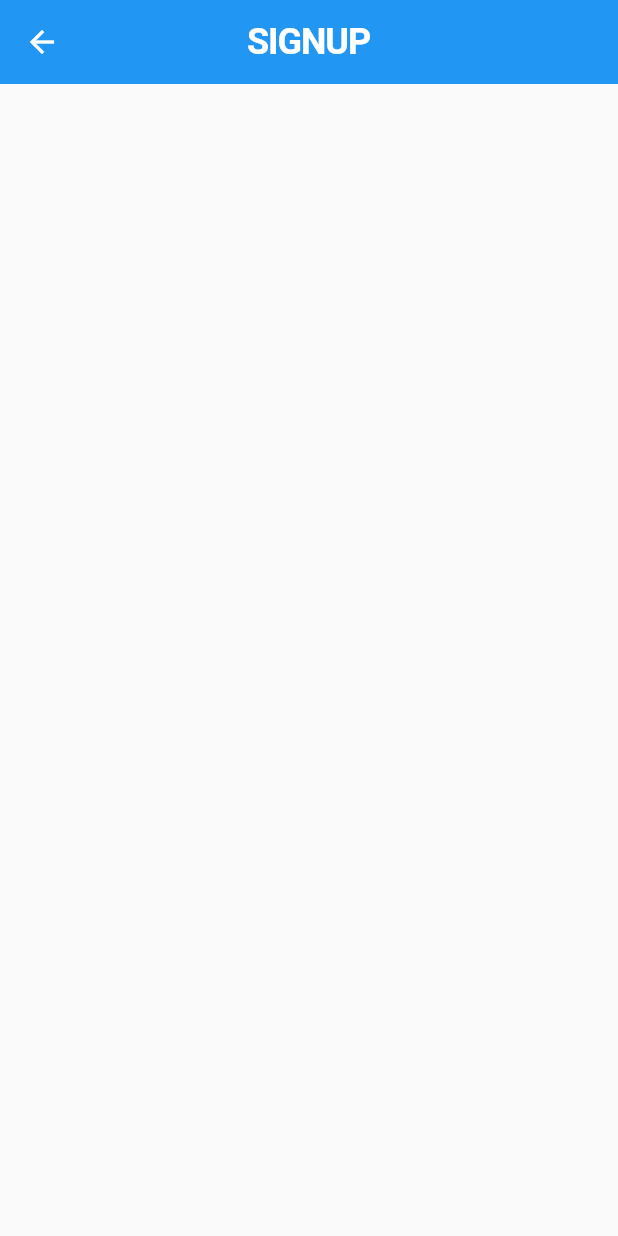
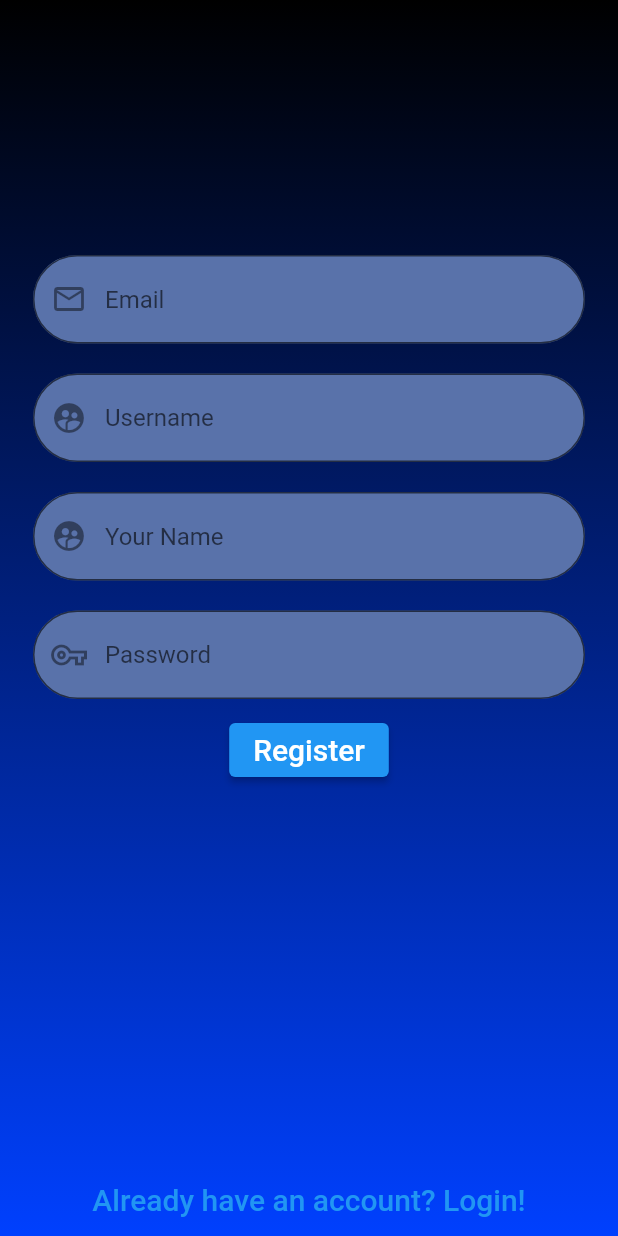
Before and after one commit to serhanyrlmz/UniPath, a Flutter app: the SignUp screen opened by its route, on a phone screen of 412 x 824 dp. Run offline on Flutter 3.47's test engine with Material 2 defaults, Android fonts, the phone set to English and light mode, and no system bars; network calls fail.

Commit message:
serhan:cumartesi signup

```diff
--- a/lib/routes/signup.dart
+++ b/lib/routes/signup.dart
@@ -1,6 +1,7 @@
 import 'package:UniPath/utils/styles.dart';
 import 'package:flutter/material.dart';
 import 'package:UniPath/utils/color.dart';
+import 'package:flutter/services.dart';
 
 class SignUp extends StatefulWidget {
   @override
@@ -8,17 +9,145 @@ class SignUp extends StatefulWidget {
 }
 
 class _SignUpState extends State<SignUp> {
+
+
   @override
   Widget build(BuildContext context) {
+    Color getColor(Set<MaterialState> states) {
+      const Set<MaterialState> interactiveStates = <MaterialState>{
+
+        MaterialState.pressed,
+        MaterialState.hovered,
+        MaterialState.focused,
+      };
+      return Colors.black;
+    }
     return Scaffold(
-      appBar: AppBar(
-        title: Text(
-          'SIGNUP',
-          style: kAppBarTitleTextStyle,
+      body: Container(
+        decoration: BoxDecoration(
+          gradient: LinearGradient(
+            begin: Alignment.topCenter,
+            end :Alignment.bottomCenter,
+            colors: [AppColors.loginBackTop, AppColors.loginBackBottom]
+          ),
         ),
-        //backgroundColor: AppColors.primary,
-        centerTitle: true,
-        elevation: 0.0,
+        child: Center(
+          child: Column(
+            children:[
+
+              //put the adding photo here.
+
+              SizedBox(height:160),
+              Padding(
+                padding: const EdgeInsets.fromLTRB(22,10,22,10),
+                child:
+                TextFormField(
+                  decoration: const InputDecoration(
+                    fillColor: AppColors.TextFormBg,
+                    filled: true,
+                    hintText: 'Email',
+                    prefixIcon: Icon(Icons.email_outlined),
+                    border: OutlineInputBorder(
+                      borderSide: BorderSide(
+                        color: Colors.white,
+                      ),
+                      borderRadius: BorderRadius.all(Radius.circular(320)),
+                    ),
+                  ),
+                  keyboardType: TextInputType.text,
+                  obscureText: false,
+                  enableSuggestions: false,
+                  autocorrect: false,
+                ),
+              ),
+
+
+              Padding(
+                padding: const EdgeInsets.fromLTRB(22,10,22,10),
+                child:
+                TextFormField(
+                  decoration: const InputDecoration(
+                    fillColor: AppColors.TextFormBg,
+                    filled: true,
+                    hintText: 'Username',
+                    prefixIcon: Icon(Icons.supervised_user_circle),
+                    border: OutlineInputBorder(
+                      borderSide: BorderSide(
+                        color: Colors.white,
+                      ),
+                      borderRadius: BorderRadius.all(Radius.circular(320)),
+                    ),
+                  ),
+                  keyboardType: TextInputType.text,
+                  obscureText: false,
+                  enableSuggestions: false,
+                  autocorrect: false,
+                ),
+              ),
+              Padding(
+                padding: const EdgeInsets.fromLTRB(22,10,22,10),
+                child:
+                TextFormField(
+                  decoration: const InputDecoration(
+                    fillColor: AppColors.TextFormBg,
+                    filled: true,
+                    hintText: 'Your Name',
+                    prefixIcon: Icon(Icons.supervised_user_circle),
+                    border: OutlineInputBorder(
+                      borderSide: BorderSide(
+                        color: Colors.white,
+                      ),
+                      borderRadius: BorderRadius.all(Radius.circular(320)),
+                    ),
+                  ),
+                  keyboardType: TextInputType.text,
+                  obscureText: false,
+                  enableSuggestions: false,
+                  autocorrect: false,
+                ),
+              ),
+              Padding(
+                padding: const EdgeInsets.fromLTRB(22,10,22,10),
+                child:
+                TextFormField(
+                  decoration: const InputDecoration(
+                    fillColor: AppColors.TextFormBg,
+                    filled: true,
+                    hintText: 'Password',
+                    prefixIcon: Icon(Icons.vpn_key_outlined),
+                    border: OutlineInputBorder(
+                      borderSide: BorderSide(
+                        color: Colors.white,
+                      ),
+                      borderRadius: BorderRadius.all(Radius.circular(320)),
+                    ),
+                  ),
+                  keyboardType: TextInputType.text,
+                  obscureText: false,
+                  enableSuggestions: false,
+                  autocorrect: false,
+                ),
+              ),
+              ElevatedButton(
+                child: Text("Register", style: TextStyle(fontSize:20.0),),
+                style: ButtonStyle(overlayColor:
+                  MaterialStateProperty.resolveWith(getColor),),
+                onPressed: () {
+                  Navigator.pushNamed(context, "/login");
+                  },
+              ),
+              Spacer(),
+              TextButton(
+                child: Text("Already have an account? Login!", style: TextStyle(fontSize:20.0),),
+                style: ButtonStyle(overlayColor:
+                  MaterialStateProperty.resolveWith(getColor),),
+                onPressed: () {
+                  Navigator.pushNamed(context, "/login");
+                },
+              )
+            ]
+          )
+        )
       ),
     );
   }
```
